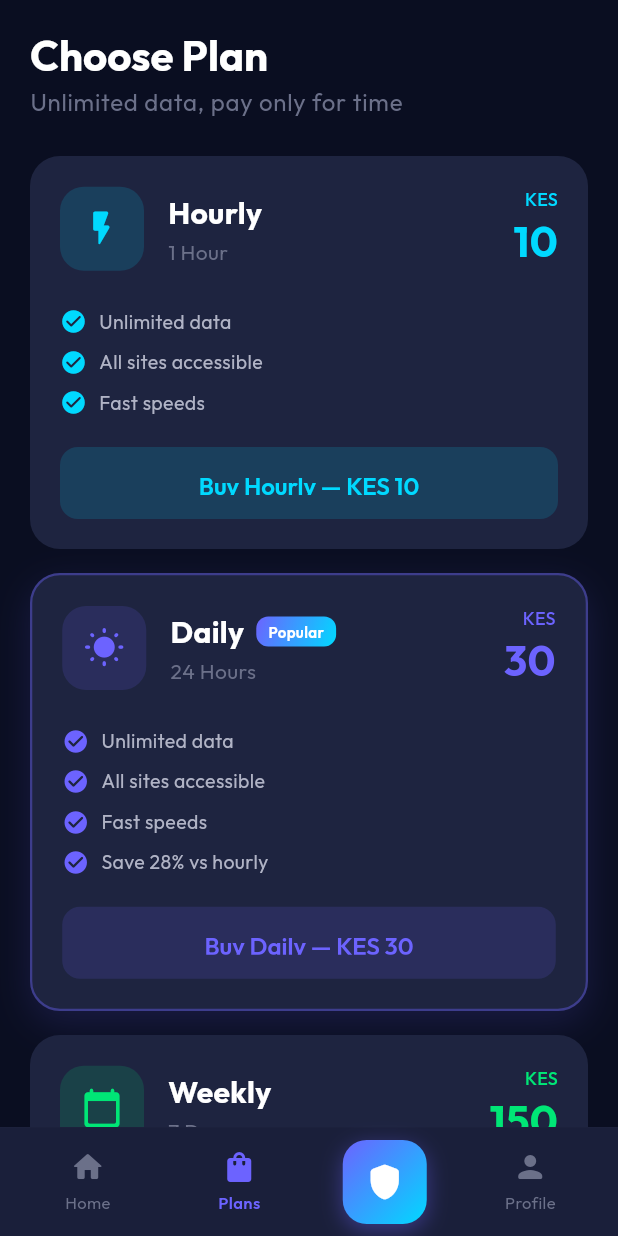
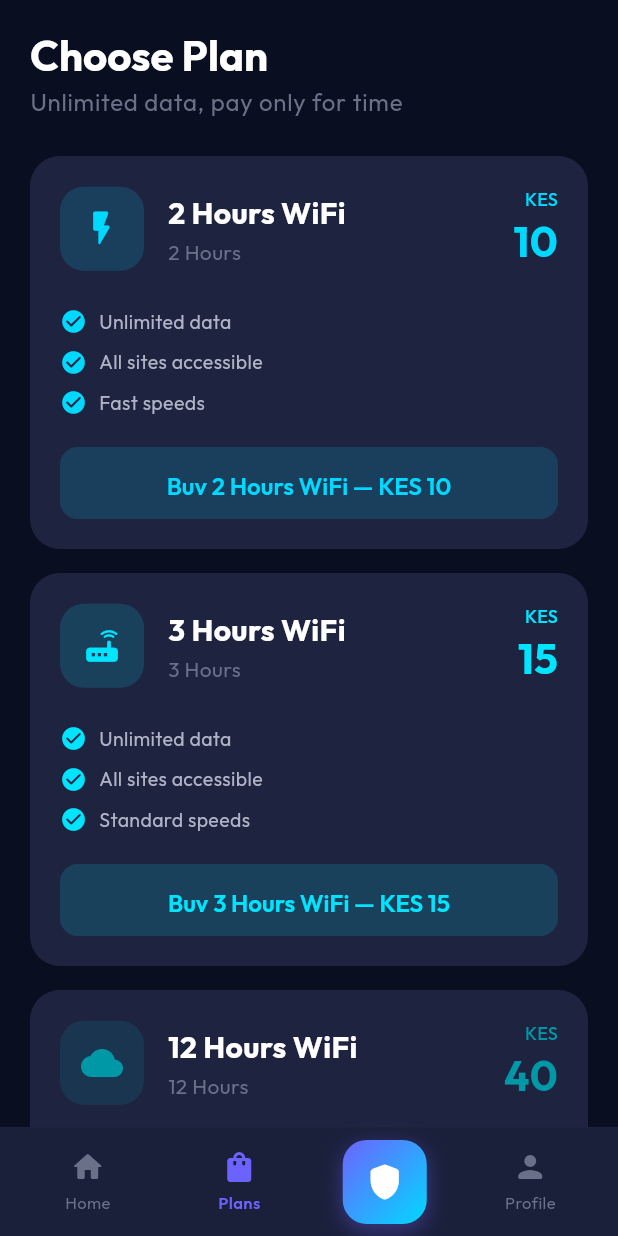
Before and after one commit to KilloSoftwares/MerryNet, a Flutter app: the PlansScreen screen opened by its route, on a phone screen of 412 x 824 dp. Run offline on Flutter 3.47's test engine with Material 3 defaults, Android fonts, the phone set to English and light mode, and no system bars; our stand-ins replace dio, flutter_riverpod, flutter_secure_storage, go_router, google_fonts; missing offline and left inert: wireguard_flutter; accounts and stored records are empty.

Commit message:
Implement WiFi pricing tiers: 2h-10KSH, 3h-15KSH, 12h-40KSH, 1d-80KSH, 1w-350KSH, 1m-700KSH
AI-Assisted-By: Cline
AI-Contribution: 100%
Tracked-By: CodeShield AI

```diff
--- a/mobile-app/lib/core/services/api_services.dart
+++ b/mobile-app/lib/core/services/api_services.dart
@@ -30,15 +30,20 @@ class Plan {
       description: json['description'] as String? ?? '',
       price: (json['price'] as num).toDouble(),
       currency: json['currency'] as String? ?? 'KES',
-      durationHours: json['durationHours'] as int? ?? json['duration_hours'] as int? ?? 0,
+      durationHours:
+          json['durationHours'] as int? ?? json['duration_hours'] as int? ?? 0,
     );
   }
 
   String get durationLabel {
     if (durationHours <= 1) return '1 Hour';
-    if (durationHours <= 24) return '24 Hours';
-    if (durationHours <= 168) return '7 Days';
-    return '30 Days';
+    if (durationHours == 2) return '2 Hours';
+    if (durationHours == 3) return '3 Hours';
+    if (durationHours == 12) return '12 Hours';
+    if (durationHours == 24) return '24 Hours';
+    if (durationHours == 168) return '7 Days';
+    if (durationHours >= 720) return '30 Days';
+    return '$durationHours Hours';
   }
 }
 
@@ -65,10 +70,15 @@ class Subscription {
     return Subscription(
       id: json['id'] as String,
       planId: json['planId'] as String? ?? json['plan_id'] as String? ?? '',
-      startTime: DateTime.parse(json['startTime'] ?? json['start_time'] ?? DateTime.now().toIso8601String()),
-      endTime: DateTime.parse(json['endTime'] ?? json['end_time'] ?? DateTime.now().toIso8601String()),
+      startTime: DateTime.parse(json['startTime'] ??
+          json['start_time'] ??
+          DateTime.now().toIso8601String()),
+      endTime: DateTime.parse(json['endTime'] ??
+          json['end_time'] ??
+          DateTime.now().toIso8601String()),
       status: json['status'] as String? ?? 'ACTIVE',
-      autoRenew: json['autoRenew'] as bool? ?? json['auto_renew'] as bool? ?? false,
+      autoRenew:
+          json['autoRenew'] as bool? ?? json['auto_renew'] as bool? ?? false,
       plan: json['plan'] != null ? Plan.fromJson(json['plan']) : null,
     );
   }
@@ -205,7 +215,8 @@ class PaymentService {
     return response.data['data'];
   }
 
-  Future<List<Map<String, dynamic>>> getTransactions({int page = 1, int limit = 20}) async {
+  Future<List<Map<String, dynamic>>> getTransactions(
+      {int page = 1, int limit = 20}) async {
     final response = await _dio.get('/payments/transactions', queryParameters: {
       'page': page,
       'limit': limit,
--- a/mobile-app/lib/features/home/presentation/home_screen.dart
+++ b/mobile-app/lib/features/home/presentation/home_screen.dart
@@ -89,32 +89,32 @@ class HomeScreen extends ConsumerWidget {
                 style: Theme.of(context).textTheme.headlineMedium,
               ),
               const SizedBox(height: 12),
-              _PlanPreviewCard(
+              const _PlanPreviewCard(
                 title: 'Daily Bundle',
                 subtitle: 'Unlimited internet for 24 hours',
                 price: 'KES 30',
                 icon: Icons.wb_sunny_rounded,
-                gradient: const LinearGradient(
+                gradient: LinearGradient(
                   colors: [Color(0xFF6C63FF), Color(0xFF8B83FF)],
                 ),
               ),
               const SizedBox(height: 12),
-              _PlanPreviewCard(
+              const _PlanPreviewCard(
                 title: 'Weekly Bundle',
                 subtitle: 'Unlimited internet for 7 days',
                 price: 'KES 150',
                 icon: Icons.calendar_today_rounded,
-                gradient: const LinearGradient(
+                gradient: LinearGradient(
                   colors: [Color(0xFF00D9FF), Color(0xFF00E676)],
                 ),
               ),
               const SizedBox(height: 12),
-              _PlanPreviewCard(
+              const _PlanPreviewCard(
                 title: 'Monthly Bundle',
                 subtitle: 'Unlimited internet for 30 days',
                 price: 'KES 500',
                 icon: Icons.star_rounded,
-                gradient: const LinearGradient(
+                gradient: LinearGradient(
                   colors: [Color(0xFFFFAB40), Color(0xFFFF5252)],
                 ),
                 isBestValue: true,
@@ -127,14 +127,14 @@ class HomeScreen extends ConsumerWidget {
                 style: Theme.of(context).textTheme.headlineMedium,
               ),
               const SizedBox(height: 12),
-              Row(
+              const Row(
                 children: [
                   Expanded(child: _StatCard(
                     label: 'Data Used',
                     value: '2.4 GB',
                     icon: Icons.data_usage_rounded,
                   )),
-                  const SizedBox(width: 12),
+                  SizedBox(width: 12),
                   Expanded(child: _StatCard(
                     label: 'Time Left',
                     value: '18h 32m',
@@ -225,11 +225,11 @@ class _VpnStatusCard extends StatelessWidget {
           Row(
             mainAxisAlignment: MainAxisAlignment.spaceAround,
             children: [
-              _StatusMetric(label: 'Download', value: '45.2 Mbps', icon: Icons.arrow_downward_rounded),
+              const _StatusMetric(label: 'Download', value: '45.2 Mbps', icon: Icons.arrow_downward_rounded),
               Container(width: 1, height: 40, color: AppColors.surfaceLight),
-              _StatusMetric(label: 'Upload', value: '12.8 Mbps', icon: Icons.arrow_upward_rounded),
+              const _StatusMetric(label: 'Upload', value: '12.8 Mbps', icon: Icons.arrow_upward_rounded),
               Container(width: 1, height: 40, color: AppColors.surfaceLight),
-              _StatusMetric(label: 'Ping', value: '24 ms', icon: Icons.speed_rounded),
+              const _StatusMetric(label: 'Ping', value: '24 ms', icon: Icons.speed_rounded),
             ],
           ),
         ],
--- a/mobile-app/lib/features/plans/presentation/plans_screen.dart
+++ b/mobile-app/lib/features/plans/presentation/plans_screen.dart
@@ -14,56 +14,105 @@ class PlansScreen extends ConsumerWidget {
           child: Column(
             crossAxisAlignment: CrossAxisAlignment.start,
             children: [
-              Text('Choose Plan', style: Theme.of(context).textTheme.displayMedium),
+              Text('Choose Plan',
+                  style: Theme.of(context).textTheme.displayMedium),
               const SizedBox(height: 4),
               Text(
                 'Unlimited data, pay only for time',
-                style: Theme.of(context).textTheme.bodyLarge?.copyWith(color: AppColors.textMuted),
+                style: Theme.of(context)
+                    .textTheme
+                    .bodyLarge
+                    ?.copyWith(color: AppColors.textMuted),
               ),
               const SizedBox(height: 24),
-
-              _PlanCard(
-                planId: 'hourly',
-                name: 'Hourly',
-                duration: '1 Hour',
+              const _PlanCard(
+                planId: 'wifi_2h',
+                name: '2 Hours WiFi',
+                duration: '2 Hours',
                 price: 10,
                 icon: Icons.flash_on_rounded,
-                color: const Color(0xFF00D9FF),
-                features: ['Unlimited data', 'All sites accessible', 'Fast speeds'],
+                color: Color(0xFF00D9FF),
+                features: [
+                  'Unlimited data',
+                  'All sites accessible',
+                  'Fast speeds'
+                ],
               ),
               const SizedBox(height: 16),
-
-              _PlanCard(
-                planId: 'daily',
-                name: 'Daily',
+              const _PlanCard(
+                planId: 'wifi_3h',
+                name: '3 Hours WiFi',
+                duration: '3 Hours',
+                price: 15,
+                icon: Icons.router_rounded,
+                color: Color(0xFF00E5FF),
+                features: [
+                  'Unlimited data',
+                  'All sites accessible',
+                  'Standard speeds'
+                ],
+              ),
+              const SizedBox(height: 16),
+              const _PlanCard(
+                planId: 'wifi_12h',
+                name: '12 Hours WiFi',
+                duration: '12 Hours',
+                price: 40,
+                icon: Icons.cloud_rounded,
+                color: Color(0xFF0097A7),
+                features: [
+                  'Unlimited data',
+                  'All sites accessible',
+                  'Fast speeds',
+                  'Save 39% vs hourly'
+                ],
+              ),
+              const SizedBox(height: 16),
+              const _PlanCard(
+                planId: 'wifi_1d',
+                name: 'Daily WiFi',
                 duration: '24 Hours',
-                price: 30,
+                price: 80,
                 icon: Icons.wb_sunny_rounded,
-                color: const Color(0xFF6C63FF),
-                features: ['Unlimited data', 'All sites accessible', 'Fast speeds', 'Save 28% vs hourly'],
+                color: Color(0xFF6C63FF),
+                features: [
+                  'Unlimited data',
+                  'All sites accessible',
+                  'Fast speeds',
+                  'Save 50% vs 12h'
+                ],
                 isPopular: true,
               ),
               const SizedBox(height: 16),
-
-              _PlanCard(
-                planId: 'weekly',
-                name: 'Weekly',
+              const _PlanCard(
+                planId: 'wifi_1w',
+                name: 'Weekly WiFi',
                 duration: '7 Days',
-                price: 150,
+                price: 350,
                 icon: Icons.calendar_today_rounded,
-                color: const Color(0xFF00E676),
-                features: ['Unlimited data', 'All sites accessible', 'Fast speeds', 'Save 29% vs daily'],
+                color: Color(0xFF00E676),
+                features: [
+                  'Unlimited data',
+                  'All sites accessible',
+                  'Fast speeds',
+                  'Save 38% vs daily'
+                ],
               ),
               const SizedBox(height: 16),
-
-              _PlanCard(
-                planId: 'monthly',
-                name: 'Monthly',
+              const _PlanCard(
+                planId: 'wifi_1m',
+                name: 'Monthly WiFi',
                 duration: '30 Days',
-                price: 500,
+                price: 700,
                 icon: Icons.star_rounded,
-                color: const Color(0xFFFFAB40),
-                features: ['Unlimited data', 'All sites accessible', 'Fastest speeds', 'Save 44% vs daily', 'Priority support'],
+                color: Color(0xFFFFAB40),
+                features: [
+                  'Unlimited data',
+                  'All sites accessible',
+                  'Fastest speeds',
+                  'Save 33% vs weekly',
+                  'Priority support'
+                ],
                 isBestValue: true,
               ),
               const SizedBox(height: 80),
@@ -140,50 +189,73 @@ class _PlanCard extends StatelessWidget {
                     children: [
                       Row(
                         children: [
-                          Text(name, style: const TextStyle(
-                            color: Colors.white, fontSize: 20, fontWeight: FontWeight.bold,
+                          Text(name,
+                              style: const TextStyle(
+                                color: Colors.white,
+                                fontSize: 20,
+                                fontWeight: FontWeight.bold,
                               )),
                           if (isPopular) ...[
                             const SizedBox(width: 8),
                             Container(
-                              padding: const EdgeInsets.symmetric(horizontal: 8, vertical: 3),
+                              padding: const EdgeInsets.symmetric(
+                                  horizontal: 8, vertical: 3),
                               decoration: BoxDecoration(
                                 gradient: AppColors.primaryGradient,
                                 borderRadius: BorderRadius.circular(8),
                               ),
-                              child: const Text('Popular',
-                                style: TextStyle(color: Colors.white, fontSize: 10, fontWeight: FontWeight.w600),
+                              child: const Text(
+                                'Popular',
+                                style: TextStyle(
+                                    color: Colors.white,
+                                    fontSize: 10,
+                                    fontWeight: FontWeight.w600),
                               ),
                             ),
                           ],
                           if (isBestValue) ...[
                             const SizedBox(width: 8),
                             Container(
-                              padding: const EdgeInsets.symmetric(horizontal: 8, vertical: 3),
+                              padding: const EdgeInsets.symmetric(
+                                  horizontal: 8, vertical: 3),
                               decoration: BoxDecoration(
                                 color: AppColors.warning.withOpacity(0.2),
                                 borderRadius: BorderRadius.circular(8),
                               ),
-                              child: const Text('Best Value',
-                                style: TextStyle(color: AppColors.warning, fontSize: 10, fontWeight: FontWeight.w600),
+                              child: const Text(
+                                'Best Value',
+                                style: TextStyle(
+                                    color: AppColors.warning,
+                                    fontSize: 10,
+                                    fontWeight: FontWeight.w600),
                               ),
                             ),
                           ],
                         ],
                       ),
                       const SizedBox(height: 2),
-                      Text(duration, style: TextStyle(color: AppColors.textMuted, fontSize: 14)),
+                      Text(duration,
+                          style: const TextStyle(
+                              color: AppColors.textMuted, fontSize: 14)),
                     ],
                   ),
                 ),
                 Column(
                   crossAxisAlignment: CrossAxisAlignment.end,
                   children: [
-                    Text('KES',
-                      style: TextStyle(color: color, fontSize: 12, fontWeight: FontWeight.w500),
+                    Text(
+                      'KES',
+                      style: TextStyle(
+                          color: color,
+                          fontSize: 12,
+                          fontWeight: FontWeight.w500),
                     ),
-                    Text('$price',
-                      style: TextStyle(color: color, fontSize: 28, fontWeight: FontWeight.bold),
+                    Text(
+                      '$price',
+                      style: TextStyle(
+                          color: color,
+                          fontSize: 28,
+                          fontWeight: FontWeight.bold),
                     ),
                   ],
                 ),
@@ -195,16 +267,22 @@ class _PlanCard extends StatelessWidget {
           Padding(
             padding: const EdgeInsets.symmetric(horizontal: 20),
             child: Column(
-              children: features.map((f) => Padding(
+              children: features
+                  .map((f) => Padding(
                         padding: const EdgeInsets.symmetric(vertical: 4),
                         child: Row(
                           children: [
-                    Icon(Icons.check_circle_rounded, color: color, size: 18),
+                            Icon(Icons.check_circle_rounded,
+                                color: color, size: 18),
                             const SizedBox(width: 8),
-                    Text(f, style: const TextStyle(color: AppColors.textSecondary, fontSize: 13)),
+                            Text(f,
+                                style: const TextStyle(
+                                    color: AppColors.textSecondary,
+                                    fontSize: 13)),
                           ],
                         ),
-              )).toList(),
+                      ))
+                  .toList(),
             ),
           ),
           const SizedBox(height: 16),
@@ -221,9 +299,11 @@ class _PlanCard extends StatelessWidget {
                   backgroundColor: color.withOpacity(0.15),
                   foregroundColor: color,
                   elevation: 0,
-                  shape: RoundedRectangleBorder(borderRadius: BorderRadius.circular(12)),
+                  shape: RoundedRectangleBorder(
+                      borderRadius: BorderRadius.circular(12)),
                 ),
-                child: Text('Buy $name — KES $price',
+                child: Text(
+                  'Buy $name — KES $price',
                   style: TextStyle(fontWeight: FontWeight.w600, color: color),
                 ),
               ),
@@ -257,9 +337,12 @@ class _PlanCard extends StatelessWidget {
             const SizedBox(height: 24),
             Icon(icon, color: color, size: 48),
             const SizedBox(height: 16),
-            Text('$name Bundle', style: const TextStyle(fontSize: 22, fontWeight: FontWeight.bold)),
+            Text('$name Bundle',
+                style:
+                    const TextStyle(fontSize: 22, fontWeight: FontWeight.bold)),
             const SizedBox(height: 4),
-            Text('Unlimited internet for $duration', style: const TextStyle(color: AppColors.textMuted)),
+            Text('Unlimited internet for $duration',
+                style: const TextStyle(color: AppColors.textMuted)),
             const SizedBox(height: 20),
             Container(
               padding: const EdgeInsets.all(16),
@@ -271,7 +354,11 @@ class _PlanCard extends StatelessWidget {
                 mainAxisAlignment: MainAxisAlignment.spaceBetween,
                 children: [
                   const Text('Total', style: TextStyle(fontSize: 16)),
-                  Text('KES $price', style: TextStyle(fontSize: 22, fontWeight: FontWeight.bold, color: color)),
+                  Text('KES $price',
+                      style: TextStyle(
+                          fontSize: 22,
+                          fontWeight: FontWeight.bold,
+                          color: color)),
                 ],
               ),
             ),
@@ -281,18 +368,23 @@ class _PlanCard extends StatelessWidget {
               height: 56,
               child: Container(
                 decoration: BoxDecoration(
-                  gradient: LinearGradient(colors: [color, color.withOpacity(0.8)]),
+                  gradient:
+                      LinearGradient(colors: [color, color.withOpacity(0.8)]),
                   borderRadius: BorderRadius.circular(14),
                 ),
                 child: ElevatedButton.icon(
                   onPressed: () {
                     Navigator.pop(ctx);
                     ScaffoldMessenger.of(context).showSnackBar(
-                      const SnackBar(content: Text('📱 Check your phone for M-Pesa prompt')),
+                      const SnackBar(
+                          content:
+                              Text('📱 Check your phone for M-Pesa prompt')),
                     );
                   },
                   icon: const Icon(Icons.phone_android_rounded),
-                  label: const Text('Pay with M-Pesa', style: TextStyle(fontSize: 16, fontWeight: FontWeight.w600)),
+                  label: const Text('Pay with M-Pesa',
+                      style:
+                          TextStyle(fontSize: 16, fontWeight: FontWeight.w600)),
                   style: ElevatedButton.styleFrom(
                     backgroundColor: Colors.transparent,
                     shadowColor: Colors.transparent,
```
Also changed, not shown: 7 other files. Lines whose indentation alone changed are shown as unchanged.
